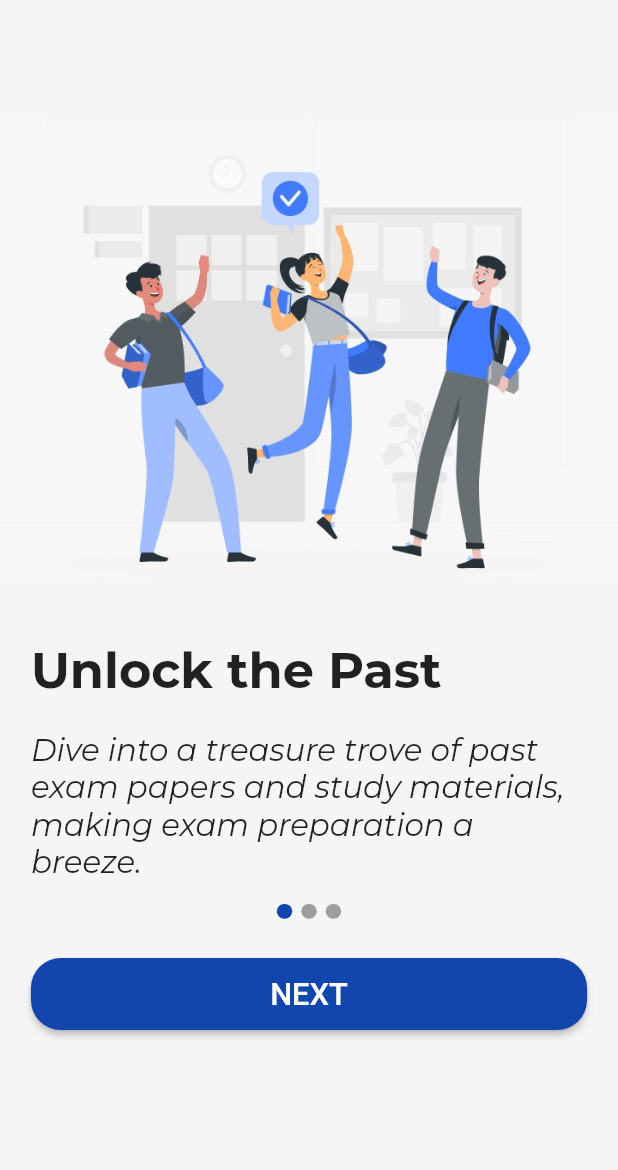
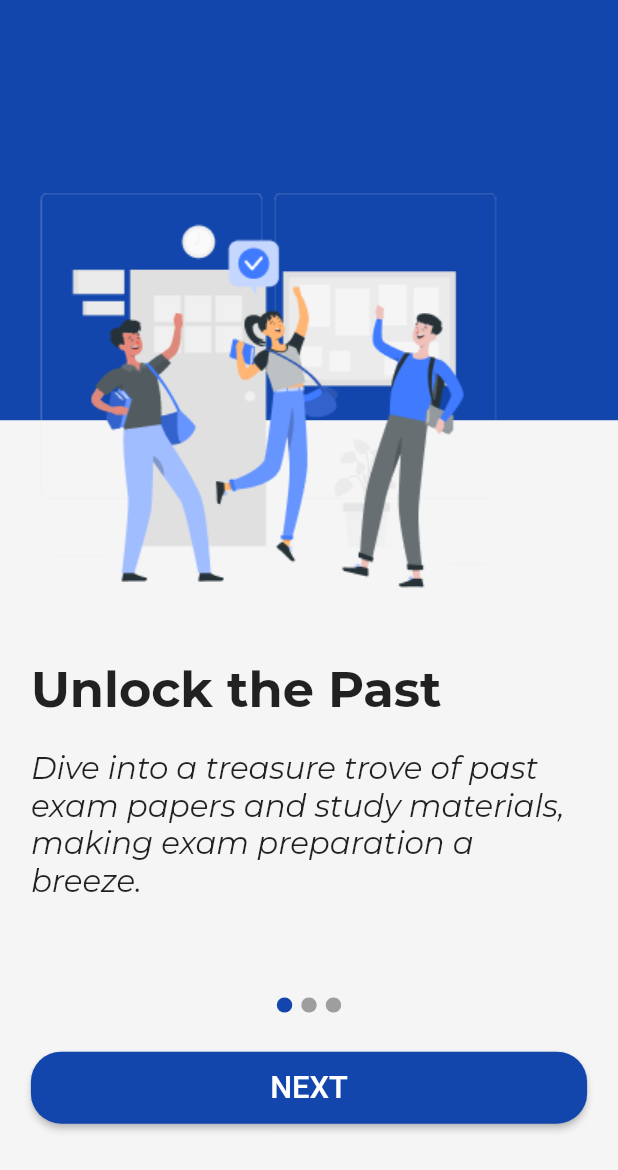
Before and after one commit to lakshya1goel/BytePad, a Flutter app: the screen it shows after launch, on a phone screen of 412 x 824 dp. Shown: the top 1170 px of the screen. Run offline on Flutter 3.47's test engine with Material 2 defaults, Android fonts, the phone set to English and light mode, and no system bars; drawn by our look-alikes of carousel_slider; project files that could hold a hidden picture were left out.

Commit message:
update background of onboarding screen

```diff
--- a/lib/Views/Pages/OnboardingScreens/first_onboarding_screen.dart
+++ b/lib/Views/Pages/OnboardingScreens/first_onboarding_screen.dart
@@ -13,9 +13,9 @@ class FirstOnboardingScreen extends StatefulWidget {
 class _FirstOnboardingScreenState extends State<FirstOnboardingScreen> {
 
   List display = [
-    { "img": 'assets/images/FirstOnboardImage.jpeg' , "heading": 'Unlock the Past', "content": 'Dive into a treasure trove of past exam papers and study materials, making exam preparation a breeze.'},
-    { "img": 'assets/images/SecondOnboardImage.jpeg' , "heading": 'Stay Informed', "content": 'Keep track of your attendance effortlessly, ensuring you never miss an important class or deadline.'},
-    { "img": 'assets/images/ThirdOnboardImage.jpeg' , "heading": 'Empower Educators', "content": 'Stay updated with the latest course materials, announcements, and resources shared by your teachers.'},
+    { "img": 'assets/images/firstOnboardImg.png' , "heading": 'Unlock the Past', "content": 'Dive into a treasure trove of past exam papers and study materials, making exam preparation a breeze.'},
+    { "img": 'assets/images/secondOnboardImg.png' , "heading": 'Stay Informed', "content": 'Keep track of your attendance effortlessly, ensuring you never miss an important class or deadline.'},
+    { "img": 'assets/images/thirdOnboardImg.png' , "heading": 'Empower Educators', "content": 'Stay updated with the latest course materials, announcements, and resources shared by your teachers.'},
   ];
 
   final CarouselController carouselController = CarouselController();
@@ -44,6 +44,11 @@ class _FirstOnboardingScreenState extends State<FirstOnboardingScreen> {
           children: [
             Stack(
               children: [
+                Container(
+                  width: size.width,
+                  color: blueColor,
+                  height: size.height*0.34,
+                ),
                 CarouselSlider(
                     items: display.map((item) => Column(
                       mainAxisAlignment: MainAxisAlignment.center,
@@ -74,7 +79,7 @@ class _FirstOnboardingScreenState extends State<FirstOnboardingScreen> {
                   carouselController: carouselController,
                   options: CarouselOptions(
                     scrollPhysics: const BouncingScrollPhysics(),
-                    aspectRatio: 0.6,
+                    aspectRatio: 0.55,
                     viewportFraction: 1,
                     onPageChanged: (index, reason) {
                       setState(() {
```
Also changed, not shown: assets/images/FirstOnboardImage.jpeg (deleted), assets/images/SecondOnboardImage.jpeg (deleted), assets/images/ThirdOnboardImage.jpeg (deleted), assets/images/firstOnboardImg.png (added), assets/images/secondOnboardImg.png (added), assets/images/successImage.png (added), assets/images/thirdOnboardImg.png (added).
